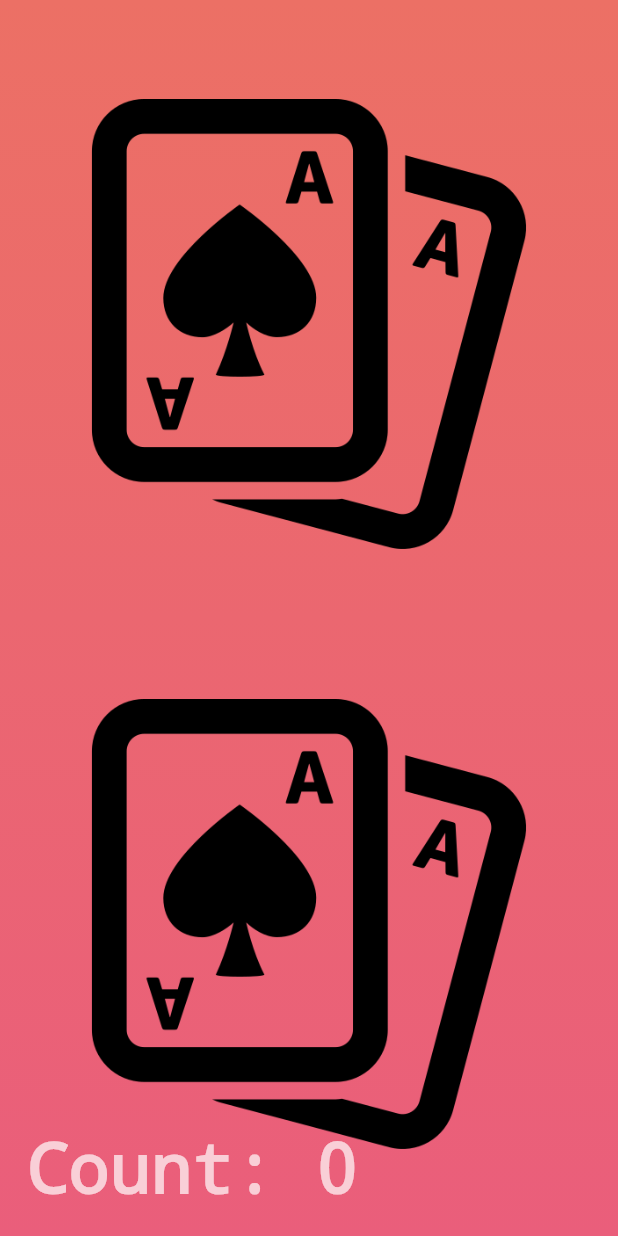
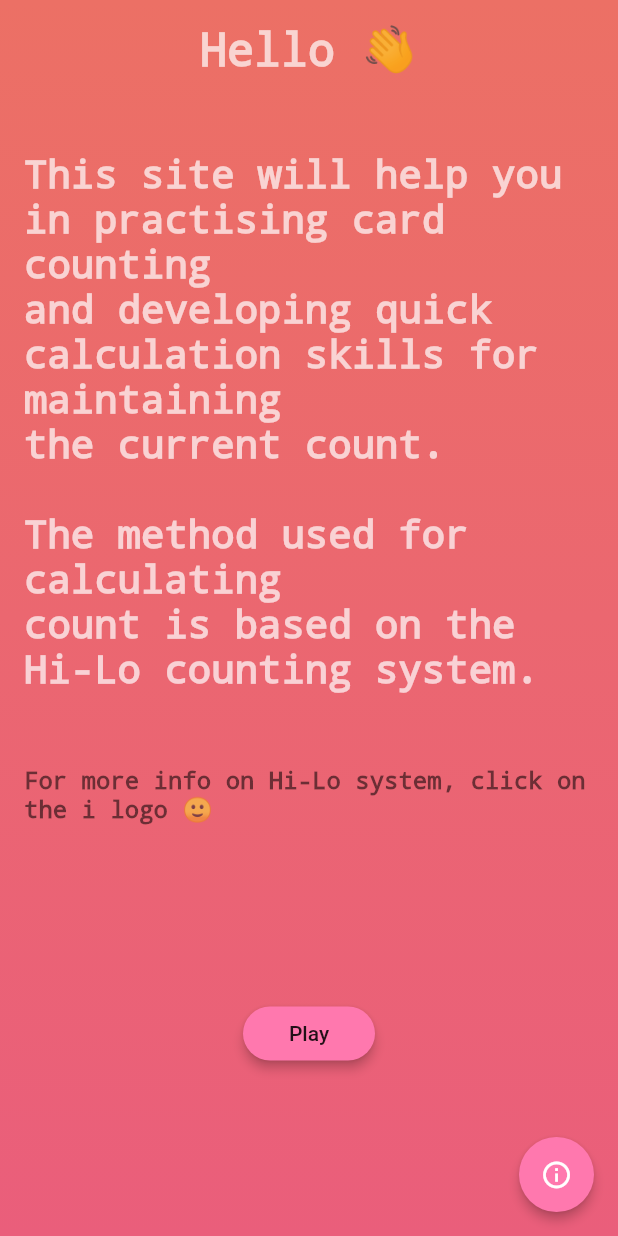
Before and after one commit to Asti7/card_counter, a Flutter app: the screen it shows after launch, on a phone screen of 412 x 824 dp. Run offline on Flutter 3.47's test engine with Material 2 defaults, Android fonts, the phone set to English and light mode, and no system bars.

Commit message:
added into and completed game !

```diff
--- a/card_counter/lib/intro_page.dart
+++ b/card_counter/lib/intro_page.dart
@@ -1,36 +1,7 @@
+import 'package:card_counter/main_page.dart';
 import 'package:flutter/material.dart';
-import 'dart:math';
-import 'value.dart';
 
-class IntroPage extends StatefulWidget {
-  @override
-  _IntroPageState createState() => _IntroPageState();
-}
-
-class _IntroPageState extends State<IntroPage> {
-  var cardValue1 =
-      Values().cardValues[Random().nextInt(Values().cardValues.length)];
-  var cardType1 =
-      Values().cardTypes[Random().nextInt(Values().cardTypes.length)];
-
-  var cardValue2 =
-      Values().cardValues[Random().nextInt(Values().cardValues.length)];
-  var cardType2 =
-      Values().cardTypes[Random().nextInt(Values().cardTypes.length)];
-
-  var count = 0;
-  var showCount = 0;
-
-  @override
-  void initState() {
-    super.initState();
-    cardValue1 = "Start";
-    cardType1 = "start";
-
-    cardValue2 = "Start";
-    cardType2 = "start";
-  }
-
+class IntroPage extends StatelessWidget {
   @override
   Widget build(BuildContext context) {
     return Stack(
@@ -42,158 +13,111 @@ class _IntroPageState extends State<IntroPage> {
                 gradient: LinearGradient(
                   begin: Alignment.bottomCenter,
                   end: Alignment.topCenter,
-                    colors: [Color(0xffea5e7b), Color(0xffec7065)]),
+                  colors: [Color(0xffea5e7b), Color(0xffec7065)],
                 ),
               ),
             ),
           ),
-        Center(
-          child: Padding(
+          floatingActionButton: Container(
+            height: 50.0,
+            width: 50.0,
+            child: FittedBox(
+              child: FloatingActionButton(
+                onPressed: () {},
+                elevation: 3,
+                child: Icon(Icons.info_outline),
+                backgroundColor: Color(0xffff78ae),
+              ),
+            ),
+          ),
+        ),
+        Padding(
           padding: const EdgeInsets.all(16.0),
           child: SingleChildScrollView(
             child: Column(
+              crossAxisAlignment: CrossAxisAlignment.center,
               children: <Widget>[
-                  Wrap(
+                Row(
+                  mainAxisAlignment: MainAxisAlignment.center,
                   children: <Widget>[
-                      Container(
-                        height: 400,
-                        width: 300,
-                        decoration: BoxDecoration(
-                          borderRadius: BorderRadius.circular(20.0),
-                        ),
-                        child:
-                            Image.asset('assets/${cardValue1}${cardType1}.png'),
-                      ),
-                      Container(
-                        height: 400,
-                        width: 300,
-                        decoration: BoxDecoration(
-                          borderRadius: BorderRadius.circular(20.0),
-                        ),
-                        child:
-                            Image.asset('assets/${cardValue2}${cardType2}.png'),
+                    Text(
+                      'Hello 👋',
+                      style: TextStyle(
+                          decoration: TextDecoration.none,
+                          color: Colors.white70,
+                          fontSize: 30),
                     ),
                   ],
                 ),
-                  SizedBox(height: 150),
-                  Wrap(
-
-                    children: <Widget>[
-                      Container(
-                        width: 150,
-                        height: 50,
+                SizedBox(height: 50),
+                Text(
+                  'This site will help you in practising card counting\n'
+                  'and developing quick calculation skills for maintaining\n'
+                  'the current count.\n\n'
+                  'The method used for calculating\n'
+                  'count is based on the Hi-Lo counting system.',
+                  style: TextStyle(
+                      decoration: TextDecoration.none,
+                      color: Colors.white70,
+                      fontSize: 26),
+                ),
+                SizedBox(height: 50),
+                Text(
+                  'For more info on Hi-Lo system, click on the i logo 🙂',
+                  style: TextStyle(
+                      decoration: TextDecoration.none,
+                      color: Colors.black54,
+                      fontSize: 16),
+                ),
+                SizedBox(
+                  height: 100,
+                ),
+                Padding(
+                  padding: const EdgeInsets.all(16.0),
                   child: RaisedButton(
+                    onPressed: () {
+                      Navigator.push(context, FadeRoute(page: MainPage()));
+                    },
+                    color: Color(0xffff78ae),
                     elevation: 3,
-                          onPressed: () {
-                            setState(
-                              () {
-                                cardValue1 = Values().cardValues[Random()
-                                    .nextInt(Values().cardValues.length)];
-                                cardType1 = Values().cardTypes[Random()
-                                    .nextInt(Values().cardTypes.length)];
-
-                                cardValue2 = Values().cardValues[Random()
-                                    .nextInt(Values().cardValues.length)];
-                                cardType2 = Values().cardTypes[Random()
-                                    .nextInt(Values().cardTypes.length)];
-
-                                count++;
-                              },
-                            );
-                          },
-                          color: Color(0xffbeebe9),
+                    child: Text('Play'),
                     shape: RoundedRectangleBorder(
                       borderRadius: BorderRadius.all(
                         Radius.circular(20),
                       ),
                     ),
-                          child: Text('Roll Card'),
                   ),
-                      ),
-                      SizedBox(
-                        width: 50,
-                      ),
-                      Container(
-                        width: 150,
-                        height: 50,
-                        child: RaisedButton(
-                          elevation: 3,
-                          onPressed: () {
-                            setState(() {
-                              showCount = count;
-                            });
-                          },
-                          color: Color(0xffff78ae),
-                          shape: RoundedRectangleBorder(
-                            borderRadius: BorderRadius.all(
-                              Radius.circular(20),
-                            ),
-                          ),
-                          child: Text('Show Count'),
-                        ),
-                      ),
-                      SizedBox(
-                        width: 50,
-                      ),
-                      Container(
-                        height: 50,
-                        width: 70,
-                        child: Tooltip(
-                          message: "Refresh count and start over !",
-                          margin: EdgeInsets.all(10),
-                          height: 100,
-                          child: RaisedButton(
-                            elevation: 3,
-                            onPressed: () {
-                              setState(
-                                () {
-                                  count = 0;
-                                  showCount = 0;
-                                  setState(() {
-                                    cardValue1 = "Start";
-                                    cardType1 = "start";
-
-                                    cardValue2 = "Start";
-                                    cardType2 = "start";
-                                  });
-                                },
-                              );
-                            },
-                            color: Color(0xffdcffcc),
-                            shape: RoundedRectangleBorder(
-                              borderRadius: BorderRadius.all(
-                                Radius.circular(20),
-                              ),
-                            ),
-                            child: Icon(Icons.refresh),
-                          ),
-                        ),
-                      )
-                    ],
-                  ),
-                  SizedBox(
-                    height: 50,
                 )
               ],
             ),
           ),
         ),
-        ),
-        Padding(
-          padding: const EdgeInsets.all(18.0),
-          child: Align(
-            alignment: Alignment.bottomLeft,
-            child: Text(
-              'Count: ${showCount}',
-              style: TextStyle(
-                fontSize: 46,
-                color: Colors.white70,
-                decoration: TextDecoration.none,
-              ),
-            ),
-          ),
-        )
       ],
     );
   }
 }
+
+// transition class for overriding defalut material transition
+
+class FadeRoute extends PageRouteBuilder {
+  final Widget page;
+  FadeRoute({this.page})
+      : super(
+          pageBuilder: (
+            BuildContext context,
+            Animation<double> animation,
+            Animation<double> secondaryAnimation,
+          ) =>
+              page,
+          transitionsBuilder: (
+            BuildContext context,
+            Animation<double> animation,
+            Animation<double> secondaryAnimation,
+            Widget child,
+          ) =>
+              FadeTransition(
+            opacity: animation,
+            child: child,
+          ),
+        );
+}
--- a/card_counter/lib/main.dart
+++ b/card_counter/lib/main.dart
@@ -1,6 +1,7 @@
+import 'package:card_counter/intro_page.dart';
 import 'package:flutter/material.dart';
 
-import 'intro_page.dart';
+import 'main_page.dart';
 
 void main() => runApp(CardCounter());
 
@@ -10,7 +11,6 @@ class CardCounter extends StatelessWidget {
     return MaterialApp(
       debugShowCheckedModeBanner: false,
       home: IntroPage(),
-      routes: {},
     );
   }
 }
```
Also changed, not shown: card_counter/lib/main_page.dart (added, +248 -0 lines), card_counter/lib/value.dart (+7 -2 lines). Lines whose indentation alone changed are shown as unchanged.
